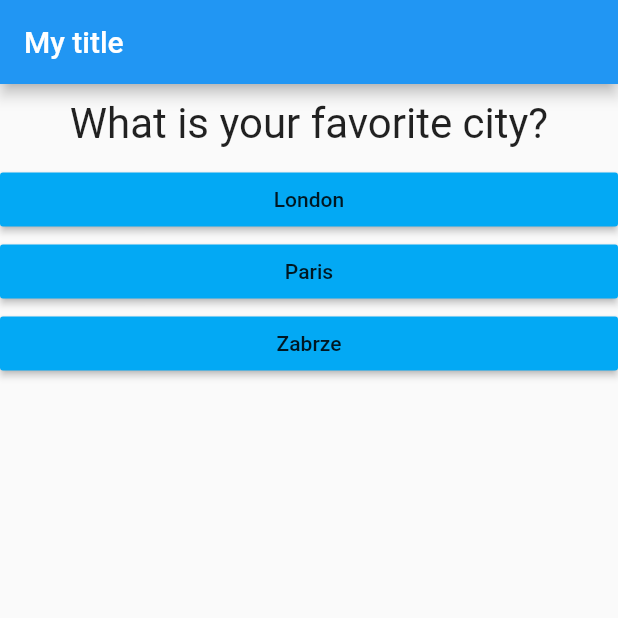
After one commit to BartoszRudnik/LearningFlutter, a Flutter app: the screen it shows after launch, after a tap on "Black", on a phone screen of 412 x 824 dp, the top half of it. The commit adds this screen. Run offline on Flutter 3.47's test engine with Material 2 defaults, Android fonts, the phone set to English and light mode, and no system bars.

Commit message:
quiz results

```diff
--- a/flutterStarting/lib/answerButton.dart
+++ b/flutterStarting/lib/AnswerButton.dart
@@ -1,10 +1,10 @@
 import 'package:flutter/material.dart';
 
-class answerButton extends StatelessWidget {
+class AnswerButton extends StatelessWidget {
   final String _answerText;
-  final Function _selectHandler;
+  final Function _testAnswer;
 
-  answerButton(this._answerText, this._selectHandler);
+  AnswerButton(this._answerText, this._testAnswer);
 
   @override
   Widget build(BuildContext context) {
@@ -14,7 +14,7 @@ class answerButton extends StatelessWidget {
         color: Colors.lightBlue,
         textColor: Colors.black87,
         child: Text(_answerText),
-        onPressed: _selectHandler,
+        onPressed: _testAnswer,
       ),
     );
   }
--- a/flutterStarting/lib/MyApp.dart
+++ b/flutterStarting/lib/MyApp.dart
@@ -1,6 +1,6 @@
 import 'package:flutter/material.dart';
-import 'package:flutterStarting/answerButton.dart';
-import 'package:flutterStarting/question.dart';
+import 'package:flutterStarting/EndOfQuiz.dart';
+import 'package:flutterStarting/Quiz.dart';
 
 class MyApp extends StatefulWidget {
   @override
@@ -8,31 +8,50 @@ class MyApp extends StatefulWidget {
 }
 
 class MyAppState extends State<MyApp> {
-  void _testAnswer() {
-    if (_questionIndex < _questions.length - 1) {
-      setState(() {
-        _questionIndex += 1;
-      });
-    }
-    print(_questionIndex);
-  }
+  var _questionIndex = 0;
+  var _nextQuestion = true;
+  var _totalScore = 0;
 
-  var _questionIndex = 0;
-
-  final _questions = [
+  final _questions = const [
     {
       'questionText': 'What is your favorite color?',
-      'answers': ['Black', 'Red', 'Blue']
+      'answers': [
+        {'text': 'Black', 'score': 10},
+        {'text': 'Blue', 'score': 15},
+        {'text': 'Red', 'score': 5},
+      ]
     },
     {
       'questionText': 'What is your favorite city?',
-      'answers': ['London', 'Paris', 'Barcelona']
+      'answers': [
+        {'text': 'London', 'score': 15},
+        {'text': 'Paris', 'score': 5},
+        {'text': 'Zabrze', 'score': 35},
+      ]
     },
     {
       'questionText': 'What is your favorite animal?',
-      'answers': ['Cat', 'Dog', 'Rabbit']
+      'answers': [
+        {'test': 'Cat', 'score': 5},
+        {'test': 'Dog', 'score': 10},
+        {'test': 'Rabbit', 'score': 15},
+      ]
     },
   ];
+
+  void _testAnswer(int questionScore) {
+    setState(() {
+      if (_questionIndex < _questions.length - 1) {
+        _questionIndex += 1;
+      } else {
+        _nextQuestion = false;
+      }
+      _totalScore += questionScore;
+    });
+    print(_questionIndex);
+    print(_nextQuestion);
+    print(_totalScore);
+  }
 
   @override
   Widget build(BuildContext context) {
@@ -41,16 +60,7 @@ class MyAppState extends State<MyApp> {
         appBar: AppBar(
           title: Text('My title'),
         ),
-        body: Column(
-          children: [
-            Question(
-              _questions[_questionIndex]['questionText'],
-            ),
-            ...(_questions[_questionIndex]['answers'] as List<String>).map((question) {
-              return answerButton(question, _testAnswer);
-            }).toList()
-          ],
-        ),
+        body: _nextQuestion ? Quiz(_questions, _questionIndex, _testAnswer) : EndOfQuiz("End of quiz"),
       ),
     );
   }
--- /dev/null
+++ b/flutterStarting/lib/Quiz.dart
@@ -0,0 +1,25 @@
+import 'package:flutter/material.dart';
+import 'package:flutterStarting/AnswerButton.dart';
+import 'package:flutterStarting/Question.dart';
+
+class Quiz extends StatelessWidget {
+  final List<Map<String, Object>> _questions;
+  final int _questionIndex;
+  final Function _testAnswer;
+
+  Quiz(this._questions, this._questionIndex, this._testAnswer);
+
+  @override
+  Widget build(BuildContext context) {
+    return Column(
+      children: [
+        Question(
+          _questions[_questionIndex]['questionText'],
+        ),
+        ...(_questions[_questionIndex]['answers'] as List<Map<String, Object>>).map((question) {
+          return AnswerButton(question['text'], () => _testAnswer(question['score']));
+        }).toList()
+      ],
+    );
+  }
+}
```
Also changed, not shown: flutterStarting/lib/EndOfQuiz.dart (added, +14 -0 lines), flutterStarting/lib/Main.dart (renamed from flutterStarting/lib/main.dart), flutterStarting/lib/Question.dart (renamed from flutterStarting/lib/question.dart), 1 other file.
